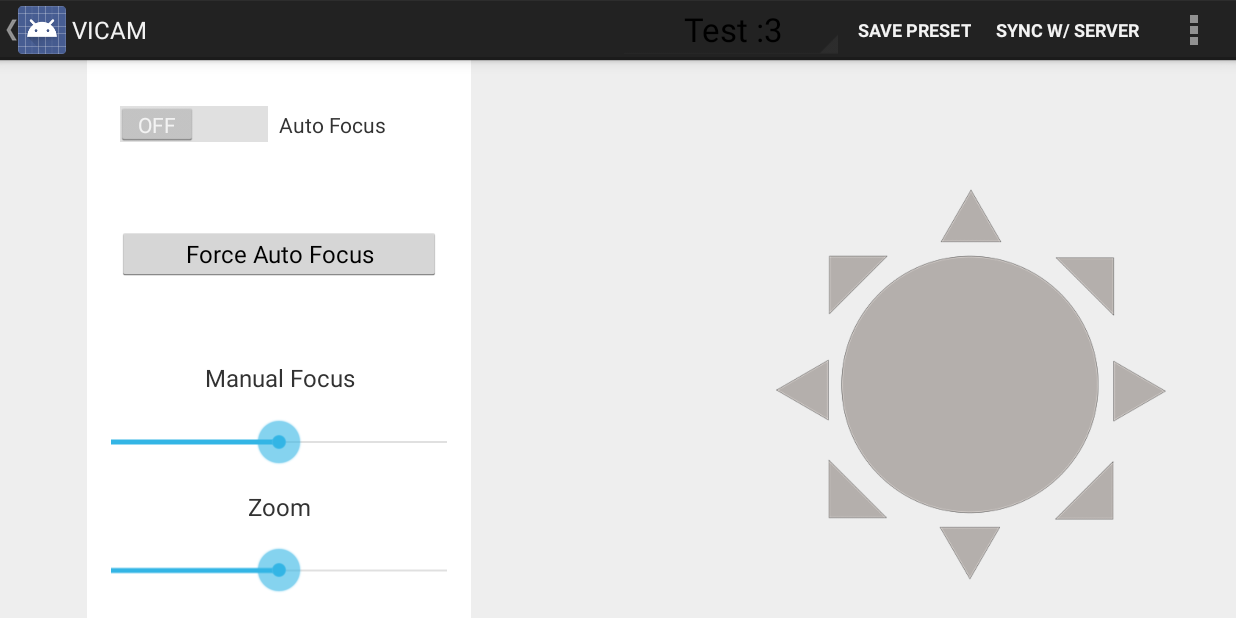
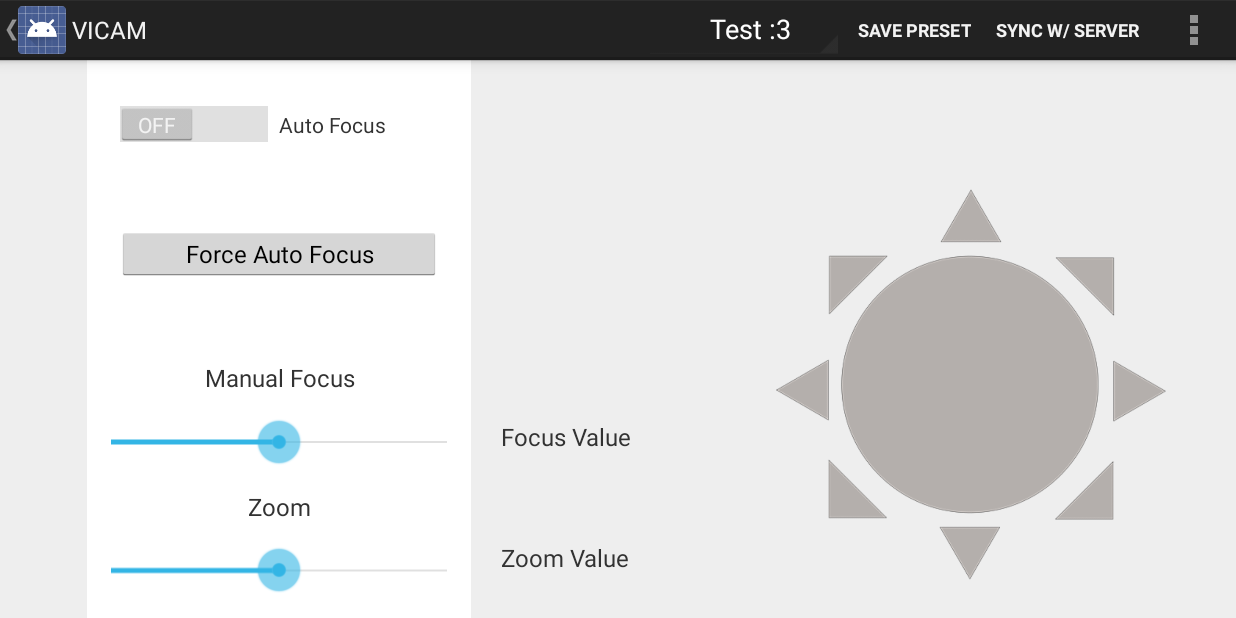
Before and after one commit to mwielondek/vicam, an Android app: the screen it shows after launch (MainActivity), on a phone screen of 824 x 412 dp (held sideways). Run offline under Robolectric (Android 15) with nearby library versions, the phone set to English and light mode, and no system bars; our stand-ins replace ButterKnife, Dagger/Hilt's generated code; libraries missing offline, so code that uses them is left out: com.j256.ormlite; 3 statements that could not run were skipped.

Commit message:
Added seekbar text (reads from value) Fixed layout spinner.

```diff
--- a/camera/src/main/java/com/dreamteam/vicam/view/MainActivity.java
+++ b/camera/src/main/java/com/dreamteam/vicam/view/MainActivity.java
@@ -16,10 +16,15 @@ import android.widget.AdapterView;
 import android.widget.ArrayAdapter;
 import android.widget.ListView;
 import android.widget.Spinner;
+import android.widget.TextView;
 import android.widget.Toast;
+import android.widget.SeekBar;
 
 import com.dreamteam.camera.R;
 import com.dreamteam.vicam.model.pojo.Camera;
+
+import butterknife.ButterKnife;
+import butterknife.InjectView;
 
 public class MainActivity extends Activity implements ActionBar.OnNavigationListener {
 
@@ -31,10 +36,12 @@ public class MainActivity extends Activity implements ActionBar.OnNavigationList
   private MenuItem mSpinnerItem;
   private ArrayAdapter changeCameraAdapter;
 
+
   @Override
   protected void onCreate(Bundle savedInstanceState) {
     super.onCreate(savedInstanceState);
     setContentView(R.layout.activity_main);
+    ButterKnife.inject(this);
     // Sets default values defined in camera_preferences if empty
     PreferenceManager.setDefaultValues(this, R.xml.camera_preferences, false);
     // Get set camera_preferences
@@ -46,6 +53,13 @@ public class MainActivity extends Activity implements ActionBar.OnNavigationList
 
     mDrawerLayout = (DrawerLayout) findViewById(R.id.drawer_layout);
     mDrawerList = (ListView) findViewById(R.id.left_drawer);
+
+    SeekBar mSeekBarFocus = (SeekBar)findViewById(R.id.seekBar1);
+    SeekBar mSeekBarZoom = (SeekBar)findViewById(R.id.seekBar2);
+    final TextView seekBarFocusValue = (TextView)findViewById(R.id.focus_value);
+    final TextView seekBarZoomValue = (TextView)findViewById(R.id.zoom_value);
+
+
 
     // Set the changeCameraAdapter for the list view
     mDrawerList.setAdapter(
@@ -65,8 +79,7 @@ public class MainActivity extends Activity implements ActionBar.OnNavigationList
        */
       @Override
       public void onDrawerClosed(View view) {
-        // Toast.makeText(this, R.string.auto_focus, Toast.LENGTH_SHORT).show();
-        getActionBar().setTitle(getString(R.string.change_preset));
+        getActionBar().setTitle(getString(R.string.app_name));
       }
 
       /**
@@ -74,7 +87,7 @@ public class MainActivity extends Activity implements ActionBar.OnNavigationList
        */
       @Override
       public void onDrawerOpened(View drawerView) {
-        getActionBar().setTitle(getString(R.string.auto_focus));
+        getActionBar().setTitle(getString(R.string.change_preset));
       }
     };
 
@@ -88,9 +101,47 @@ public class MainActivity extends Activity implements ActionBar.OnNavigationList
     getActionBar().setDisplayShowTitleEnabled(true);
 
     changeCameraAdapter =
-        new ArrayAdapter<Camera>(this, android.R.layout.simple_expandable_list_item_1);
+        new ArrayAdapter<Camera>(this, R.layout.change_camera_spinner);
     changeCameraAdapter.add(new Camera("127.0.0.1", "Test :3", null));
     changeCameraAdapter.add(new Camera("localhost", "Test2 >:3", null));
+
+    mSeekBarFocus.setOnSeekBarChangeListener(new SeekBar.OnSeekBarChangeListener() {
+      @Override
+      public void onProgressChanged(SeekBar seekBar, int progress, boolean fromUser) {
+
+        seekBarFocusValue.setText(String.valueOf(progress));
+
+      }
+
+      @Override
+      public void onStartTrackingTouch(SeekBar seekBar) {
+
+      }
+
+      @Override
+      public void onStopTrackingTouch(SeekBar seekBar) {
+
+      }
+    });
+
+    mSeekBarZoom.setOnSeekBarChangeListener(new SeekBar.OnSeekBarChangeListener() {
+      @Override
+      public void onProgressChanged(SeekBar seekBar, int progress, boolean fromUser) {
+
+        seekBarZoomValue.setText(String.valueOf(progress));
+
+      }
+
+      @Override
+      public void onStartTrackingTouch(SeekBar seekBar) {
+
+      }
+
+      @Override
+      public void onStopTrackingTouch(SeekBar seekBar) {
+
+      }
+    });
   }
 
   @Override
@@ -182,6 +233,10 @@ public class MainActivity extends Activity implements ActionBar.OnNavigationList
     }
   }
 
+
+
+
+
   /**
    * Actionbar navigation item select listener
    */
--- a/camera/src/main/res/layout/activity_main.xml
+++ b/camera/src/main/res/layout/activity_main.xml
@@ -11,7 +11,8 @@
             android:layout_height="match_parent"
             android:background="#eee"
             android:focusableInTouchMode="false" android:baselineAligned="false"
-            android:orientation="horizontal">
+            android:orientation="horizontal"
+            >
 
 
         <LinearLayout
@@ -180,6 +181,60 @@
                 android:layout_width="fill_parent"
                 android:layout_height="fill_parent"
                 android:layout_weight="1.3">
+
+            <LinearLayout
+                    android:orientation="vertical"
+                    android:layout_width="fill_parent"
+                    android:layout_height="fill_parent"
+                    android:layout_weight="1"></LinearLayout>
+            <LinearLayout
+                    android:orientation="vertical"
+                    android:layout_width="fill_parent"
+                    android:layout_height="fill_parent"
+                    android:layout_weight="1.3">
+
+                <LinearLayout
+                        android:orientation="vertical"
+                        android:layout_width="fill_parent"
+                        android:layout_height="fill_parent"
+                        android:gravity="left|center"
+                        android:layout_weight="1">
+
+
+                    <TextView
+                            android:layout_width="wrap_content"
+                            android:layout_height="wrap_content"
+                            android:text="@string/focus_value"
+                            android:id="@+id/focus_value"
+                            android:paddingLeft="20dp"
+                            android:textSize="16dp"
+                            />
+                </LinearLayout>
+                <LinearLayout
+                        android:orientation="vertical"
+                        android:layout_width="fill_parent"
+                        android:layout_height="fill_parent"
+                        android:gravity="left|center"
+                        android:layout_weight="1">
+
+
+                    <TextView
+                            android:layout_width="wrap_content"
+                            android:layout_height="wrap_content"
+                            android:paddingLeft="20dp"
+                            android:textSize="16dp"
+                            android:text="@string/zoom_value"
+                            android:id="@+id/zoom_value"
+
+                            />
+                </LinearLayout>
+
+
+
+            </LinearLayout>
+
+
+
         </LinearLayout>
         <LinearLayout
                 android:orientation="vertical"
--- /dev/null
+++ b/camera/src/main/res/layout/change_camera_spinner.xml
@@ -0,0 +1,16 @@
+<?xml version="1.0" encoding="utf-8"?>
+
+<TextView xmlns:android="http://schemas.android.com/apk/res/android"
+          android:id="@android:id/text1"
+          android:layout_width="match_parent"
+          android:layout_height="?android:attr/listPreferredItemHeight"
+          android:paddingStart="?android:attr/expandableListPreferredItemPaddingLeft"
+          android:textColor="#FFF"
+          android:textSize="18sp"
+
+          android:textAlignment="center"
+
+          android:gravity="center_vertical"
+        >
+
+</TextView>
--- a/camera/src/main/res/values/strings.xml
+++ b/camera/src/main/res/values/strings.xml
@@ -17,11 +17,14 @@
     <string name="action_change_camera">Change Camera</string>
     <string name="drawer_open">Open</string>
     <string name="drawer_close">Close</string>
-    <string name="image_description">somethingsomething</string>
+    <string name="image_description">something something</string>
     <string name="title_activity_settings">Settings</string>
     <string name="hello_world">Hello world!</string>
     <string name="sync_server">Sync server</string>
     <string name="manage_camera">Manage camera</string>
     <string name="change_camera">Change Camera</string>
 
+    <string name="zoom_value">Zoom Value</string>
+    <string name="focus_value">Focus Value</string>
+
 </resources>
```
